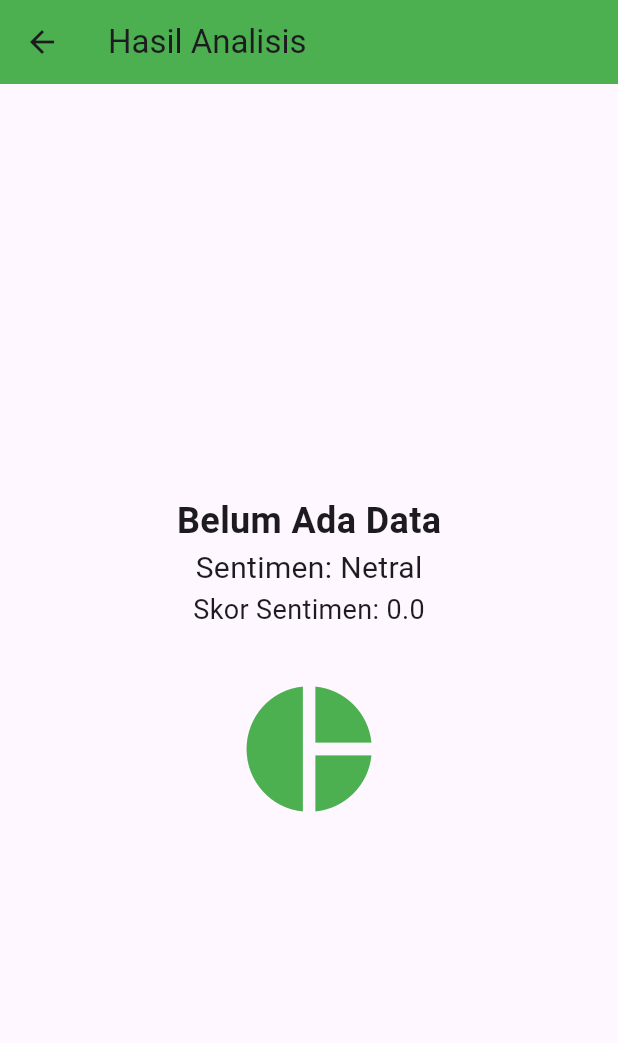
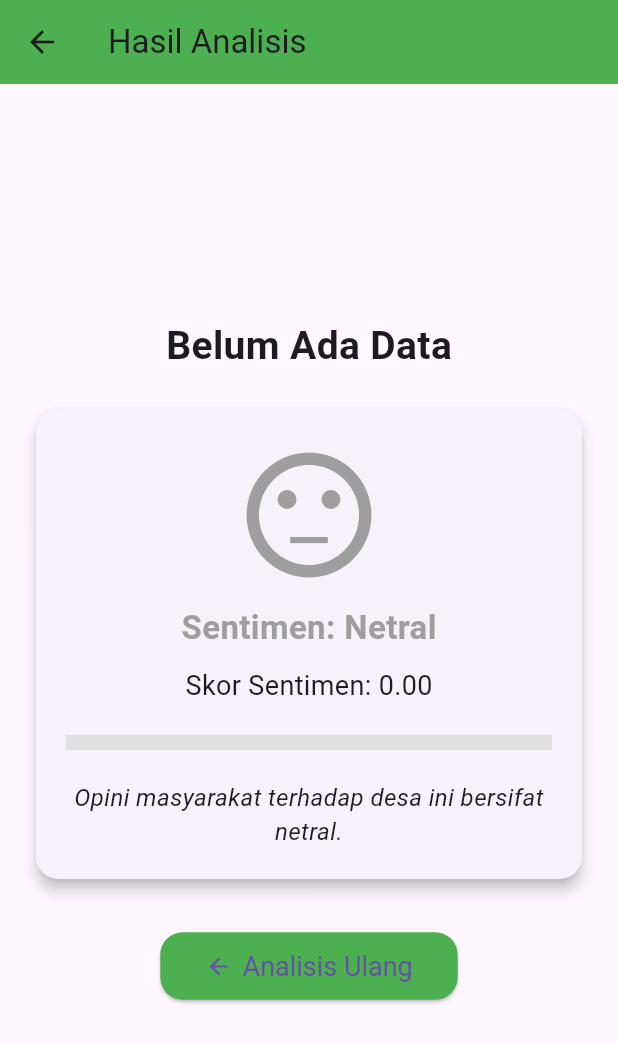
Before and after one commit to dianaulfa/uts_7, a Flutter app: the HasilPage screen opened directly, on a phone screen of 412 x 824 dp. Shown: the top 1043 px of the screen. Run offline on Flutter 3.47's test engine with Material 3 defaults, Android fonts, the phone set to English and light mode, and no system bars.

Commit message:
mengubah di hasilpage

```diff
--- a/lib/pages/hasil_page.dart
+++ b/lib/pages/hasil_page.dart
@@ -6,48 +6,139 @@ class HasilPage extends StatelessWidget {
   final String sentimen;
 
   const HasilPage({
-    this.desa = "Desa Sukamaju",
+    Key? key,
+    required this.desa,
+    required this.nilai,
+    required this.sentimen,
+  }) : super(key: key);
 
-
-    this.nilai = 0.72,
-    this.sentimen = "Positif",
-  });
+  // Fungsi untuk memberikan keterangan tambahan
+  String getKeterangan(String sentimen) {
+    if (sentimen == "Positif") {
+      return "Desa ini memiliki potensi baik dan pandangan masyarakat yang optimis.";
+    } else if (sentimen == "Negatif") {
+      return "Desa ini perlu perhatian lebih karena opini masyarakat cenderung pesimis.";
+    } else {
+      return "Opini masyarakat terhadap desa ini bersifat netral.";
+    }
+  }
 
   @override
   Widget build(BuildContext context) {
+    // Warna indikator berdasarkan hasil
+    Color warna = sentimen == "Positif"
+        ? Colors.green
+        : sentimen == "Negatif"
+            ? Colors.red
+            : Colors.grey;
+
+    // Ikon sentimen
+    IconData ikon = sentimen == "Positif"
+        ? Icons.sentiment_satisfied_alt
+        : sentimen == "Negatif"
+            ? Icons.sentiment_dissatisfied
+            : Icons.sentiment_neutral;
+
     return Scaffold(
       appBar: AppBar(
-        title: Text("Hasil Analisis"),
+        title: const Text("Hasil Analisis"),
         backgroundColor: Colors.green,
       ),
-
-      body: Center(
+      body: Padding(
+        padding: const EdgeInsets.all(20),
+        child: Center(
+          child: SingleChildScrollView(
             child: Column(
               mainAxisAlignment: MainAxisAlignment.center,
               children: [
+                // Judul Desa
                 Text(
-              desa,
-              style: TextStyle(fontSize: 24, fontWeight: FontWeight.bold),
+                  desa.isEmpty ? "Nama Desa Tidak Diketahui" : desa,
+                  style: const TextStyle(
+                    fontSize: 26,
+                    fontWeight: FontWeight.bold,
+                  ),
+                ),
+                const SizedBox(height: 20),
+
+                // Card hasil analisis
+                Card(
+                  elevation: 4,
+                  shape: RoundedRectangleBorder(
+                    borderRadius: BorderRadius.circular(15),
+                  ),
+                  child: Padding(
+                    padding: const EdgeInsets.all(20),
+                    child: Column(
+                      children: [
+                        Icon(
+                          ikon,
+                          size: 100,
+                          color: warna,
+                        ),
+                        const SizedBox(height: 10),
+                        Text(
+                          "Sentimen: $sentimen",
+                          style: TextStyle(
+                            fontSize: 22,
+                            color: warna,
+                            fontWeight: FontWeight.bold,
+                          ),
+                        ),
+                        const SizedBox(height: 10),
+                        Text(
+                          "Skor Sentimen: ${nilai.toStringAsFixed(2)}",
+                          style: const TextStyle(fontSize: 18),
+                        ),
+                        const SizedBox(height: 20),
+
+                        // Progress bar
+                        LinearProgressIndicator(
+                          value: nilai,
+                          color: warna,
+                          backgroundColor: Colors.grey[300],
+                          minHeight: 10,
+                        ),
+                        const SizedBox(height: 20),
+
+                        // Keterangan hasil
+                        Text(
+                          getKeterangan(sentimen),
+                          style: const TextStyle(
+                            fontSize: 16,
+                            fontStyle: FontStyle.italic,
+                          ),
+                          textAlign: TextAlign.center,
+                        ),
+                      ],
+                    ),
+                  ),
                 ),
 
-            Text(
-              "Sentimen: $sentimen",
-              style: TextStyle(fontSize: 20),
+                const SizedBox(height: 30),
+
+                // Tombol kembali / analisis ulang
+                ElevatedButton.icon(
+                  onPressed: () {
+                    Navigator.pop(context);
+                  },
+                  icon: const Icon(Icons.arrow_back),
+                  label: const Text("Analisis Ulang"),
+                  style: ElevatedButton.styleFrom(
+                    backgroundColor: Colors.green,
+                    padding: const EdgeInsets.symmetric(
+                      horizontal: 30,
+                      vertical: 12,
                     ),
-
-            Text(
-              "Skor Sentimen: $nilai",
-              style: TextStyle(fontSize: 18),
+                    textStyle: const TextStyle(fontSize: 18),
+                    shape: RoundedRectangleBorder(
+                      borderRadius: BorderRadius.circular(15),
                     ),
-
-            SizedBox(height: 30),
-
-            Icon(
-              Icons.pie_chart,
-              size: 100,
-              color: Colors.green,
-            )
+                  ),
+                ),
               ],
+            ),
+          ),
         ),
       ),
     );
```
Lines whose indentation alone changed are shown as unchanged.
